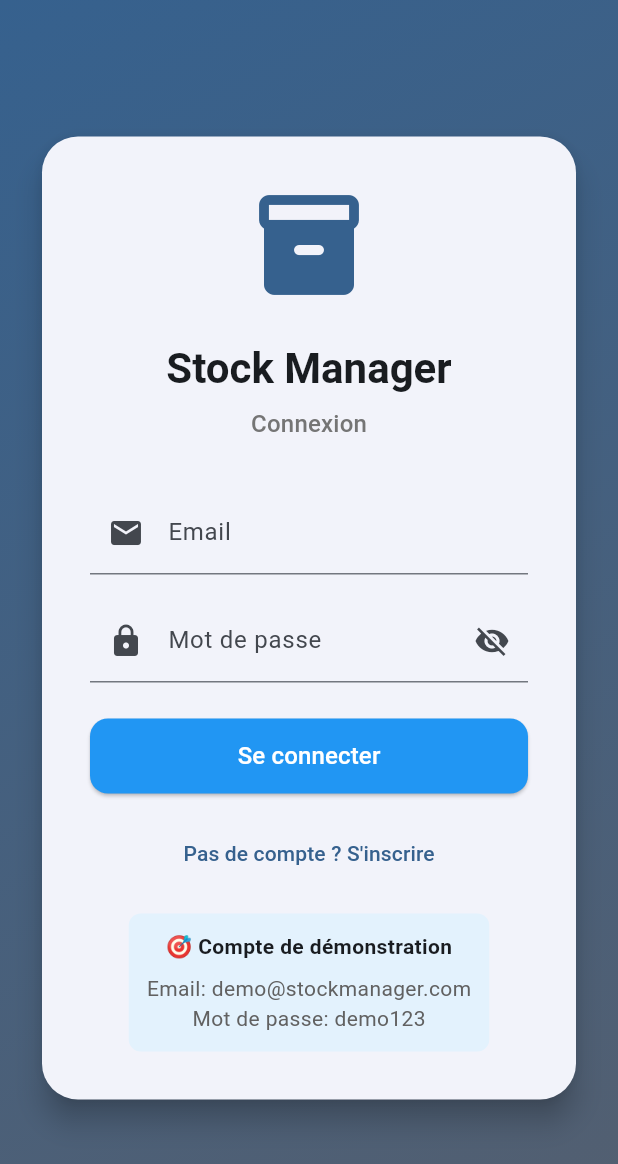
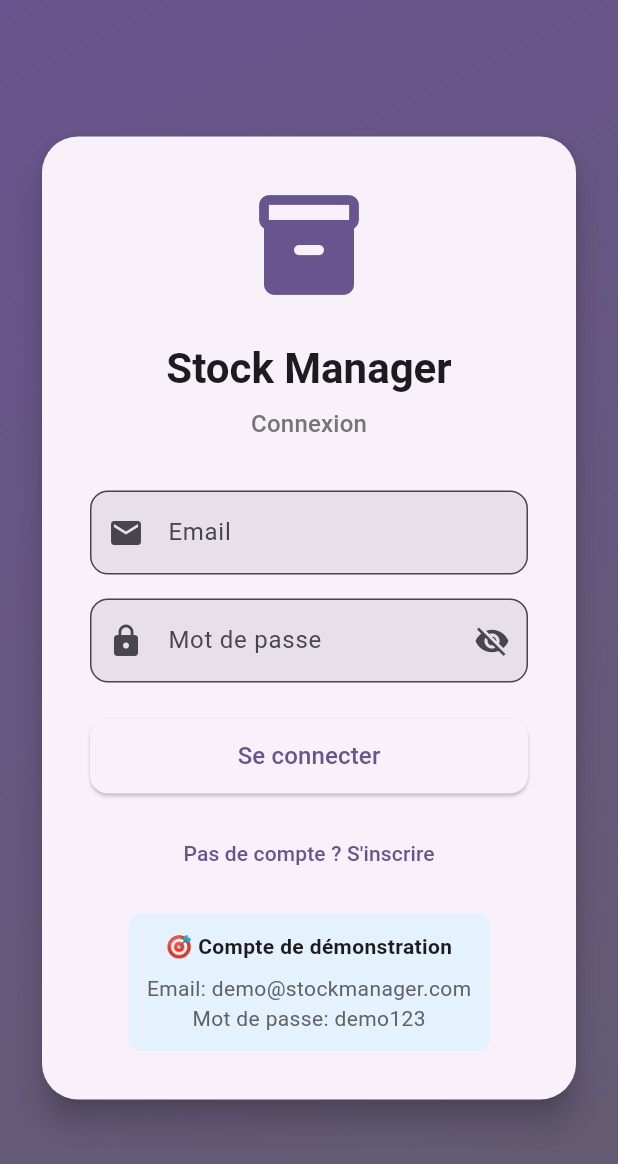
Before and after one commit to JeanneHermine/g_stockapp, a Flutter app: the screen it shows after launch, on a phone screen of 412 x 824 dp. Shown: the top 1164 px of the screen. Run offline on Flutter 3.47's test engine with Material 3 defaults, Android fonts, the phone set to English and light mode, and no system bars; our stand-ins replace csv, file_picker, fl_chart, flutter_local_notifications, permission_handler, share_plus and 2 more; missing offline and left inert: mobile_scanner; accounts and stored records are empty; statements that could not run were skipped.

Commit message:
ajouts de quelques fonctionalités

```diff
--- a/stock_manager/lib/main.dart
+++ b/stock_manager/lib/main.dart
@@ -1,32 +1,54 @@
 import 'package:flutter/material.dart';
-import 'package:provider/provider.dart';
-import 'package:stock_manager/providers/theme_provider.dart';
+import 'package:stock_manager/database/database_helper.dart';
 import 'package:stock_manager/screens/login_screen.dart';
 
-void main() {
-  runApp(
-    ChangeNotifierProvider(
-      create: (context) => ThemeProvider(),
-      child: const MyApp(),
-    ),
-  );
+void main() async {
+WidgetsFlutterBinding.ensureInitialized();
+await DatabaseHelper.instance.database;
+runApp(const StockManagerApp());
 }
 
-class MyApp extends StatelessWidget {
-  const MyApp({super.key});
+class StockManagerApp extends StatelessWidget {
+const StockManagerApp({super.key});
 
 @override
 Widget build(BuildContext context) {
-    return Consumer<ThemeProvider>(
-      builder: (context, themeProvider, child) {
 return MaterialApp(
-          title: 'Stock Manager',
-          theme: themeProvider.lightTheme,
-          darkTheme: themeProvider.darkTheme,
-          themeMode: themeProvider.themeMode,
+title: ‘Stock Manager’,
+debugShowCheckedModeBanner: false,
+theme: ThemeData(
+colorScheme: ColorScheme.fromSeed(
+seedColor: Colors.deepPurple,
+brightness: Brightness.light,
+),
+useMaterial3: true,
+cardTheme: CardTheme(
+elevation: 2,
+shape: RoundedRectangleBorder(
+borderRadius: BorderRadius.circular(16),
+),
+),
+inputDecorationTheme: InputDecorationTheme(
+filled: true,
+border: OutlineInputBorder(
+borderRadius: BorderRadius.circular(12),
+),
+),
+),
+darkTheme: ThemeData(
+colorScheme: ColorScheme.fromSeed(
+seedColor: Colors.deepPurple,
+brightness: Brightness.dark,
+),
+useMaterial3: true,
+cardTheme: CardTheme(
+elevation: 2,
+shape: RoundedRectangleBorder(
+borderRadius: BorderRadius.circular(16),
+),
+),
+),
 home: const LoginScreen(),
-        );
-      },
 );
 }
 }
--- a/stock_manager/lib/models/product.dart
+++ b/stock_manager/lib/models/product.dart
@@ -1,91 +1,127 @@
-/// Product model for stock_manager
 class Product {
 final String id;
 final String name;
 final String barcode;
-  final String categoryId;
+final String category;
 final double price;
 final int quantity;
 final int minQuantity;
 final String? description;
-  final List<String>? images;
-  final List<Map<String, dynamic>>? variants;
-  final String createdAt;
-  final String updatedAt;
+final DateTime createdAt;
+final DateTime updatedAt;
 
 Product({
 required this.id,
 required this.name,
 required this.barcode,
-    required this.categoryId,
+required this.category,
 required this.price,
 required this.quantity,
 required this.minQuantity,
 this.description,
-    this.images,
-    this.variants,
 required this.createdAt,
 required this.updatedAt,
 });
 
-  factory Product.fromMap(Map<String, dynamic> map) => Product(
-    id: map['id'] as String,
-    name: map['name'] as String,
-    barcode: map['barcode'] as String,
-    categoryId: map['categoryId'] as String,
-    price: (map['price'] as num).toDouble(),
-    quantity: map['quantity'] as int,
-    minQuantity: map['minQuantity'] as int,
-    description: map['description'] as String?,
-    images: (map['images'] as String?)?.split(','),
-    variants: null, // Will be loaded separately
-    createdAt: map['createdAt'] as String,
-    updatedAt: map['updatedAt'] as String,
-  );
+bool get isLowStock => quantity <= minQuantity;
 
-  Map<String, dynamic> toMap() => {
+Map<String, dynamic> toMap() {
+return {
 'id': id,
 'name': name,
 'barcode': barcode,
-    'categoryId': categoryId,
+'category': category,
 'price': price,
 'quantity': quantity,
 'minQuantity': minQuantity,
 'description': description,
-    'images': images?.join(','),
-    'createdAt': createdAt,
-    'updatedAt': updatedAt,
+'createdAt': createdAt.toIso8601String(),
+'updatedAt': updatedAt.toIso8601String(),
 };
+}
 
-  bool get isLowStock => quantity <= minQuantity;
+factory Product.fromMap(Map<String, dynamic> map) {
+return Product(
+id: map['id'],
+name: map['name'],
+barcode: map['barcode'],
+category: map['category'],
+price: map['price'],
+quantity: map['quantity'],
+minQuantity: map['minQuantity'],
+description: map['description'],
+createdAt: DateTime.parse(map['createdAt']),
+updatedAt: DateTime.parse(map['updatedAt']),
+);
+}
 
 Product copyWith({
 String? id,
 String? name,
 String? barcode,
-    String? categoryId,
+String? category,
 double? price,
 int? quantity,
 int? minQuantity,
 String? description,
-    List<String>? images,
-    List<Map<String, dynamic>>? variants,
-    String? createdAt,
-    String? updatedAt,
+DateTime? createdAt,
+DateTime? updatedAt,
 }) {
 return Product(
 id: id ?? this.id,
 name: name ?? this.name,
 barcode: barcode ?? this.barcode,
-      categoryId: categoryId ?? this.categoryId,
+category: category ?? this.category,
 price: price ?? this.price,
 quantity: quantity ?? this.quantity,
 minQuantity: minQuantity ?? this.minQuantity,
 description: description ?? this.description,
-      images: images ?? this.images,
-      variants: variants ?? this.variants,
 createdAt: createdAt ?? this.createdAt,
 updatedAt: updatedAt ?? this.updatedAt,
 );
 }
 }
+
+class StockMovement {
+final String id;
+final String productId;
+final String productName;
+final int quantityChange;
+final String type; // ‘in’ or ‘out’
+final String? reason;
+final DateTime createdAt;
+
+StockMovement({
+required this.id,
+required this.productId,
+required this.productName,
+required this.quantityChange,
+required this.type,
+this.reason,
+required this.createdAt,
+});
+
+Map<String, dynamic> toMap() {
+return {
+'id': id,
+'productId': productId,
+'productName': productName,
+'quantityChange': quantityChange,
+'type': type,
+'reason': reason,
+'createdAt': createdAt.toIso8601String(),
+};
+}
+
+factory StockMovement.fromMap(Map<String, dynamic> map) {
+return StockMovement(
+id: map['id'],
+productId: map['productId'],
+productName: map['productName'],
+quantityChange: map['quantityChange'],
+type: map['type'],
+reason: map['reason'],
+createdAt: DateTime.parse(map['createdAt']),
+);
+}
+}
```
Also changed, not shown: stock_manager/lib/screens/barcode_scanner_screen.dart (+81 -33 lines), stock_manager/pubspec.yaml (+31 -94 lines). Lines whose indentation alone changed are shown as unchanged.
